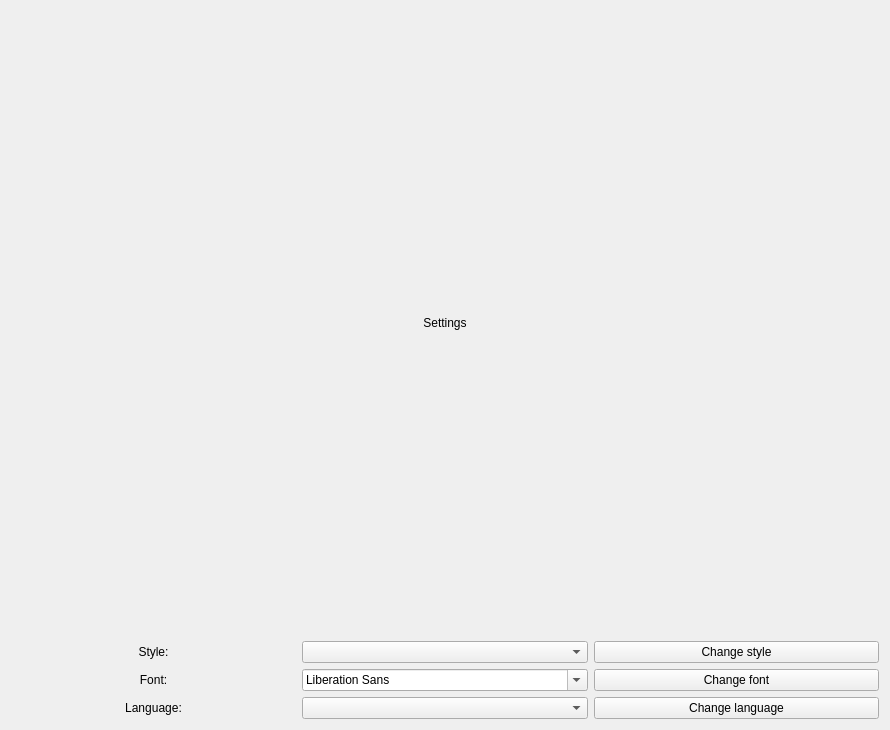
nisaia/P-yQt-ersonal-management-system, file assets/XML/settings_window.ui: the form before one commit.
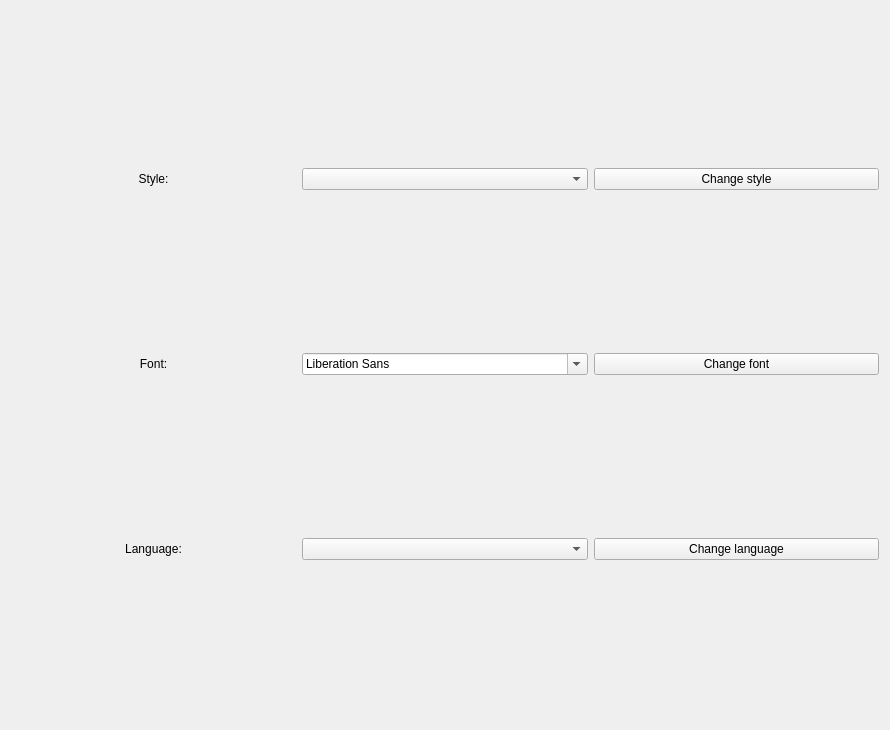
The form after the commit.

Patch:
```diff
--- a/assets/XML/settings_window.ui
+++ b/assets/XML/settings_window.ui
@@ -14,30 +14,21 @@
    <string>Form</string>
   </property>
   <layout class="QGridLayout" name="gridLayout">
-   <item row="1" column="2">
+   <item row="0" column="2">
     <widget class="QPushButton" name="changeStyle_button">
      <property name="text">
       <string>Change style</string>
      </property>
     </widget>
    </item>
-   <item row="1" column="1">
-    <widget class="QComboBox" name="applicationStyle_comboBox"/>
-   </item>
-   <item row="2" column="0">
-    <widget class="QLabel" name="applicationFont_label">
+   <item row="1" column="2">
+    <widget class="QPushButton" name="changeFont_button">
      <property name="text">
-      <string>Font:</string>
-     </property>
-     <property name="alignment">
-      <set>Qt::AlignCenter</set>
+      <string>Change font</string>
      </property>
     </widget>
    </item>
-   <item row="2" column="1">
-    <widget class="QFontComboBox" name="applicationFont_comboBox"/>
-   </item>
-   <item row="1" column="0">
+   <item row="0" column="0">
     <widget class="QLabel" name="applicationStyle_label">
      <property name="text">
       <string>Style:</string>
@@ -48,36 +39,35 @@
     </widget>
    </item>
    <item row="2" column="2">
-    <widget class="QPushButton" name="changeFont_button">
-     <property name="text">
-      <string>Change font</string>
-     </property>
-    </widget>
-   </item>
-   <item row="3" column="0">
-    <widget class="QLabel" name="applicationLanguage_label">
-     <property name="text">
-      <string>Language:</string>
-     </property>
-     <property name="alignment">
-      <set>Qt::AlignCenter</set>
-     </property>
-    </widget>
-   </item>
-   <item row="3" column="1">
-    <widget class="QComboBox" name="applicationLanguage_comboBox"/>
-   </item>
-   <item row="3" column="2">
     <widget class="QPushButton" name="changeLanguage_button">
      <property name="text">
       <string>Change language</string>
      </property>
     </widget>
    </item>
-   <item row="0" column="0" colspan="3">
-    <widget class="QLabel" name="applcationSettings_label">
+   <item row="1" column="1">
+    <widget class="QFontComboBox" name="applicationFont_comboBox"/>
+   </item>
+   <item row="2" column="1">
+    <widget class="QComboBox" name="applicationLanguage_comboBox"/>
+   </item>
+   <item row="1" column="0">
+    <widget class="QLabel" name="applicationFont_label">
      <property name="text">
-      <string>Settings</string>
+      <string>Font:</string>
+     </property>
+     <property name="alignment">
+      <set>Qt::AlignCenter</set>
+     </property>
+    </widget>
+   </item>
+   <item row="0" column="1">
+    <widget class="QComboBox" name="applicationStyle_comboBox"/>
+   </item>
+   <item row="2" column="0">
+    <widget class="QLabel" name="applicationLanguage_label">
+     <property name="text">
+      <string>Language:</string>
      </property>
      <property name="alignment">
       <set>Qt::AlignCenter</set>
```
